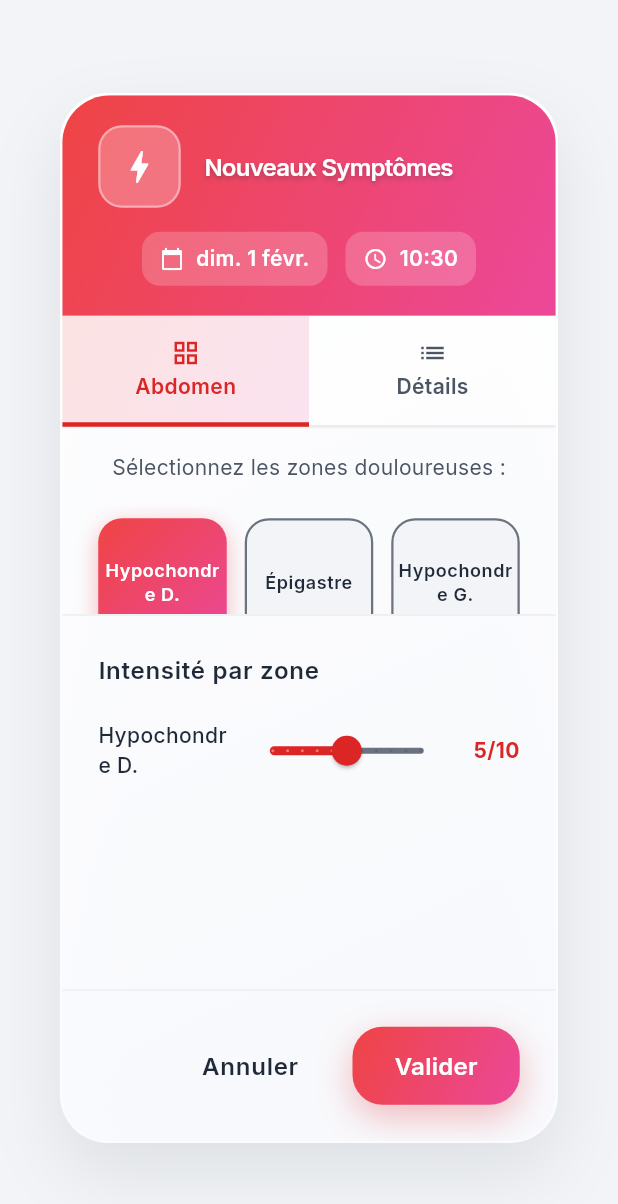
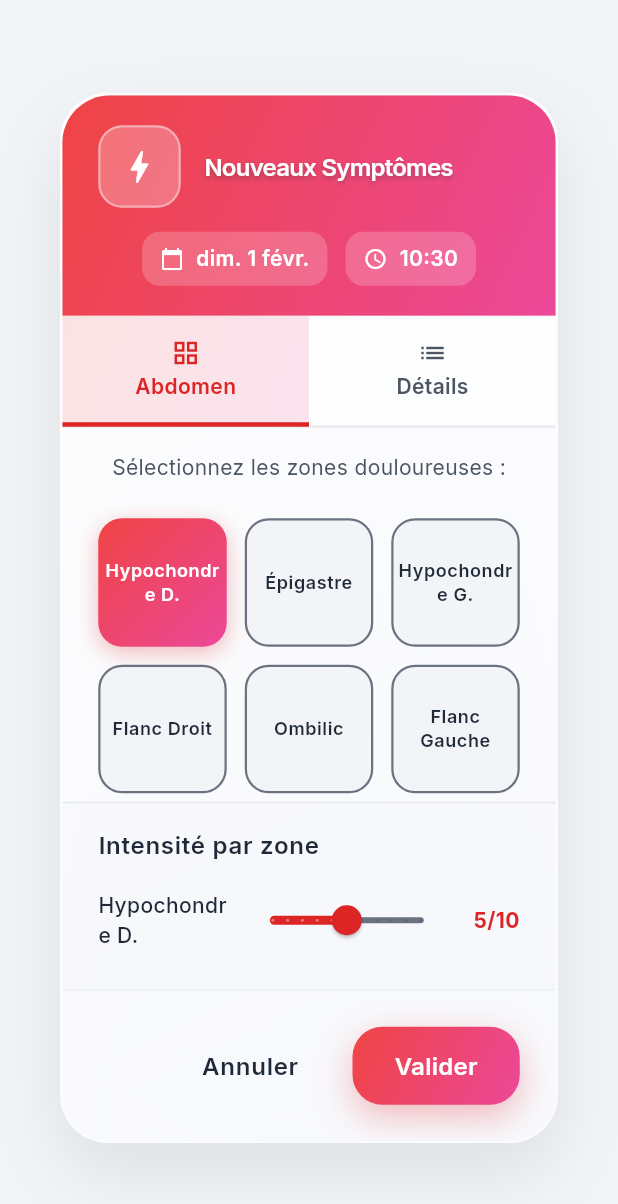
Before and after one commit to UniversalBuilder/crohnicles, a Flutter app: the SymptomEntryDialog widget shown alone on an empty page, opened directly, after a tap on "Hypochondre D.", on a phone screen of 412 x 824 dp. Shown: the top 1204 px of the screen. Run offline on Flutter 3.47's test engine with Material 3 defaults, Android fonts, the phone set to English and light mode, and no system bars; our stand-ins replace dio, fl_chart, google_fonts, image_picker, pdf, printing and 6 more; missing offline and left inert: google_mlkit_barcode_scanning, mobile_scanner, tflite_flutter, workmanager; accounts and stored records are empty; statements that could not run were skipped; project files that could hold a hidden picture were left out.

Commit message:
feat: Refactor UI components to utilize theme color scheme for consistency

```diff
--- a/lib/symptom_dialog.dart
+++ b/lib/symptom_dialog.dart
@@ -414,18 +414,20 @@ class _SymptomEntryDialogState extends State<SymptomEntryDialog>
                       if (selectedAbdomenZones.isNotEmpty ||
                           selectedGeneralZones.isNotEmpty)
                         Container(
-                          constraints: const BoxConstraints(maxHeight: 250),
-                          padding: const EdgeInsets.all(24),
+                          constraints: const BoxConstraints(maxHeight: 180),
+                          padding: const EdgeInsets.symmetric(horizontal: 24, vertical: 16),
                           decoration: BoxDecoration(
+                            color: colorScheme.surfaceContainerHighest.withValues(alpha: 0.3),
                             border: Border(
                               top: BorderSide(
-                                color: Colors.black.withValues(alpha: 0.06),
+                                color: colorScheme.outlineVariant,
                                 width: 1,
                               ),
                             ),
                           ),
                           child: Column(
                             crossAxisAlignment: CrossAxisAlignment.start,
+                            mainAxisSize: MainAxisSize.min,
                             children: [
                               Text(
                                 "Intensité par zone",
@@ -433,9 +435,10 @@ class _SymptomEntryDialogState extends State<SymptomEntryDialog>
                                   fontWeight: FontWeight.w600,
                                 ),
                               ),
-                              const SizedBox(height: 12),
-                              Expanded(
+                              const SizedBox(height: 8),
+                              Flexible(
                                 child: ListView(
+                                  shrinkWrap: true,
                                   children: [
                                     ...selectedAbdomenZones.map(
                                       (zone) => _buildZoneSeverityRow(zone),
```
Also changed, not shown: lib/main.dart (+12 -6 lines), lib/risk_assessment_card.dart (+23 -8 lines).
